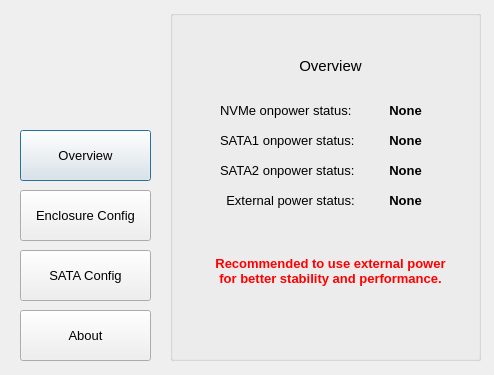
Before: the Qt Designer form ultra_enclosure_manager.ui in barryblueice/R-SODIUM-Ultra-Enclosure-Manager, drawn with Qt 5.
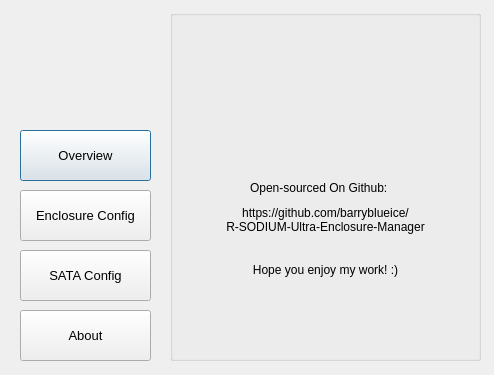
After: the same form once the commit is applied. Icons and pictures are not drawn.

Commit message: UI完善

What changed in the file:
```diff
--- a/ultra_enclosure_manager.ui
+++ b/ultra_enclosure_manager.ui
@@ -17,6 +17,12 @@
    <iconset resource="usm.qrc">
     <normaloff>:/img/icon.ico</normaloff>:/img/icon.ico</iconset>
   </property>
+  <property name="autoFillBackground">
+   <bool>true</bool>
+  </property>
+  <property name="styleSheet">
+   <string notr="true"/>
+  </property>
   <widget class="QLabel" name="label_2">
    <property name="geometry">
     <rect>
@@ -154,17 +160,82 @@
    <property name="autoFillBackground">
     <bool>true</bool>
    </property>
+   <property name="styleSheet">
+    <string/>
+   </property>
    <property name="title">
     <string/>
    </property>
    <property name="checkable">
     <bool>false</bool>
    </property>
+   <widget class="QScrollArea" name="scrollArea_2">
+    <property name="geometry">
+     <rect>
+      <x>-1</x>
+      <y>0</y>
+      <width>311</width>
+      <height>351</height>
+     </rect>
+    </property>
+    <property name="autoFillBackground">
+     <bool>true</bool>
+    </property>
+    <property name="widgetResizable">
+     <bool>true</bool>
+    </property>
+    <widget class="QWidget" name="scrollAreaWidgetContents_2">
+     <property name="geometry">
+      <rect>
+       <x>0</x>
+       <y>-121</y>
+       <width>297</width>
+       <height>470</height>
+      </rect>
+     </property>
+     <property name="minimumSize">
+      <size>
+       <width>0</width>
+       <height>470</height>
+      </size>
+     </property>
+     <widget class="QLabel" name="label_4">
+      <property name="geometry">
+       <rect>
+        <x>220</x>
+        <y>360</y>
+        <width>53</width>
+        <height>21</height>
+       </rect>
+      </property>
+      <property name="text">
+       <string>second/s.</string>
+      </property>
+     </widget>
+     <widget class="QLabel" name="label_3">
+      <property name="geometry">
+       <rect>
+        <x>20</x>
+        <y>355</y>
+        <width>141</width>
+        <height>31</height>
+       </rect>
+      </property>
+      <property name="font">
+       <font>
+        <pointsize>10</pointsize>
+        <italic>false</italic>
+       </font>
+      </property>
+      <property name="text">
+       <string>SATA power-up after</string>
+      </property>
+     </widget>
    <widget class="QLabel" name="label">
     <property name="geometry">
      <rect>
       <x>60</x>
-      <y>26</y>
+        <y>30</y>
       <width>191</width>
       <height>41</height>
      </rect>
@@ -182,24 +253,11 @@
      <set>Qt::AlignmentFlag::AlignCenter</set>
     </property>
    </widget>
-   <widget class="QPushButton" name="sata_execute">
-    <property name="geometry">
-     <rect>
-      <x>200</x>
-      <y>290</y>
-      <width>91</width>
-      <height>41</height>
-     </rect>
-    </property>
-    <property name="text">
-     <string>Execute</string>
-    </property>
-   </widget>
    <widget class="QSpinBox" name="powertime">
     <property name="geometry">
      <rect>
-      <x>160</x>
-      <y>216</y>
+        <x>150</x>
+        <y>356</y>
       <width>61</width>
       <height>31</height>
      </rect>
@@ -211,43 +269,39 @@
      <number>10</number>
     </property>
    </widget>
-   <widget class="QLabel" name="label_3">
+     <widget class="QLabel" name="label_20">
     <property name="geometry">
      <rect>
-      <x>30</x>
-      <y>215</y>
-      <width>141</width>
-      <height>31</height>
+        <x>20</x>
+        <y>200</y>
+        <width>271</width>
+        <height>71</height>
      </rect>
     </property>
     <property name="font">
      <font>
       <pointsize>10</pointsize>
       <italic>false</italic>
-     </font>
-    </property>
-    <property name="text">
-     <string>SATA power-up after</string>
-    </property>
-   </widget>
-   <widget class="QLabel" name="label_4">
-    <property name="geometry">
-     <rect>
-      <x>230</x>
-      <y>220</y>
-      <width>53</width>
-      <height>21</height>
-     </rect>
-    </property>
+        <bold>true</bold>
+       </font>
+      </property>
+      <property name="styleSheet">
+       <string notr="true">color: rgb(255, 0, 0);</string>
+      </property>
     <property name="text">
-     <string>second/s.</string>
+       <string>Warning: ASM1352R with
+unsupported firmware
+may not support this function!</string>
+      </property>
+      <property name="alignment">
+       <set>Qt::AlignmentFlag::AlignCenter</set>
     </property>
    </widget>
    <widget class="QWidget" name="widget" native="true">
     <property name="geometry">
      <rect>
       <x>30</x>
-      <y>70</y>
+        <y>74</y>
       <width>251</width>
       <height>131</height>
      </rect>
@@ -258,7 +312,7 @@
     <widget class="QCheckBox" name="PM">
      <property name="geometry">
       <rect>
-       <x>80</x>
+         <x>70</x>
        <y>100</y>
        <width>111</width>
        <height>19</height>
@@ -268,7 +322,7 @@
       <bool>false</bool>
      </property>
      <property name="text">
-      <string>Normal</string>
+        <string> Normal</string>
      </property>
      <property name="checked">
       <bool>true</bool>
@@ -280,14 +334,14 @@
     <widget class="QCheckBox" name="JBOD">
      <property name="geometry">
       <rect>
-       <x>80</x>
+         <x>70</x>
        <y>70</y>
        <width>111</width>
        <height>19</height>
       </rect>
      </property>
      <property name="text">
-      <string>SPAN / JBOD</string>
+        <string> SPAN / JBOD</string>
      </property>
      <property name="autoExclusive">
       <bool>true</bool>
@@ -296,14 +350,14 @@
     <widget class="QCheckBox" name="R0">
      <property name="geometry">
       <rect>
-       <x>80</x>
+         <x>70</x>
        <y>10</y>
        <width>80</width>
        <height>19</height>
       </rect>
      </property>
      <property name="text">
-      <string>RAID 0</string>
+        <string> RAID 0</string>
      </property>
      <property name="autoExclusive">
       <bool>true</bool>
@@ -312,18 +366,74 @@
     <widget class="QCheckBox" name="R1">
      <property name="geometry">
       <rect>
-       <x>80</x>
+         <x>70</x>
        <y>40</y>
        <width>80</width>
        <height>19</height>
       </rect>
      </property>
      <property name="text">
-      <string>RAID 1</string>
+        <string> RAID 1</string>
      </property>
      <property name="autoExclusive">
       <bool>true</bool>
      </property>
+      </widget>
+     </widget>
+     <widget class="QPushButton" name="sata_execute">
+      <property name="geometry">
+       <rect>
+        <x>200</x>
+        <y>410</y>
+        <width>91</width>
+        <height>41</height>
+       </rect>
+      </property>
+      <property name="text">
+       <string>Execute</string>
+      </property>
+     </widget>
+     <widget class="QLabel" name="label_21">
+      <property name="geometry">
+       <rect>
+        <x>20</x>
+        <y>290</y>
+        <width>270</width>
+        <height>2</height>
+       </rect>
+      </property>
+      <property name="autoFillBackground">
+       <bool>false</bool>
+      </property>
+      <property name="styleSheet">
+       <string notr="true">background-color: rgb(170, 170, 170);</string>
+      </property>
+      <property name="text">
+       <string/>
+      </property>
+     </widget>
+     <widget class="QLabel" name="label_22">
+      <property name="geometry">
+       <rect>
+        <x>70</x>
+        <y>315</y>
+        <width>171</width>
+        <height>31</height>
+       </rect>
+      </property>
+      <property name="font">
+       <font>
+        <pointsize>11</pointsize>
+        <italic>false</italic>
+       </font>
+      </property>
+      <property name="text">
+       <string>Other Configuration</string>
+      </property>
+      <property name="alignment">
+       <set>Qt::AlignmentFlag::AlignCenter</set>
+      </property>
+     </widget>
     </widget>
    </widget>
   </widget>
@@ -339,6 +449,9 @@
    <property name="autoFillBackground">
     <bool>true</bool>
    </property>
+   <property name="styleSheet">
+    <string/>
+   </property>
    <property name="title">
     <string/>
    </property>
@@ -361,7 +474,7 @@
      <property name="geometry">
       <rect>
        <x>0</x>
-       <y>0</y>
+       <y>-286</y>
        <width>297</width>
        <height>635</height>
       </rect>
@@ -373,7 +486,7 @@
       </size>
      </property>
      <property name="autoFillBackground">
-      <bool>true</bool>
+      <bool>false</bool>
      </property>
      <widget class="QPushButton" name="boxmode_execute">
       <property name="geometry">
@@ -484,7 +597,7 @@
       <property name="alignment">
        <set>Qt::AlignmentFlag::AlignCenter</set>
       </property>
-      <widget class="QCheckBox" name="checkBox">
+      <widget class="QCheckBox" name="nvme_self_power_checkbox">
        <property name="geometry">
         <rect>
          <x>30</x>
@@ -496,11 +609,14 @@
        <property name="text">
         <string>NVMe</string>
        </property>
+       <property name="checked">
+        <bool>true</bool>
+       </property>
        <property name="autoExclusive">
         <bool>false</bool>
        </property>
       </widget>
-      <widget class="QCheckBox" name="checkBox_2">
+      <widget class="QCheckBox" name="sata1_self_power_checkbox">
        <property name="geometry">
         <rect>
          <x>30</x>
@@ -512,11 +628,14 @@
        <property name="text">
         <string>SATA1</string>
        </property>
+       <property name="checked">
+        <bool>true</bool>
+       </property>
        <property name="autoExclusive">
         <bool>false</bool>
        </property>
       </widget>
-      <widget class="QCheckBox" name="checkBox_3">
+      <widget class="QCheckBox" name="sata2_self_power_checkbox">
        <property name="geometry">
         <rect>
          <x>30</x>
@@ -528,6 +647,9 @@
        <property name="text">
         <string>SATA2</string>
        </property>
+       <property name="checked">
+        <bool>true</bool>
+       </property>
        <property name="autoExclusive">
         <bool>false</bool>
        </property>
@@ -548,7 +670,7 @@
       <property name="alignment">
        <set>Qt::AlignmentFlag::AlignCenter</set>
       </property>
-      <widget class="QCheckBox" name="checkBox_6">
+      <widget class="QCheckBox" name="sata1_ext_power_checkbox">
        <property name="geometry">
         <rect>
          <x>30</x>
@@ -560,11 +682,14 @@
        <property name="text">
         <string>SATA1</string>
        </property>
+       <property name="checked">
+        <bool>true</bool>
+       </property>
        <property name="autoExclusive">
         <bool>false</bool>
        </property>
       </widget>
-      <widget class="QCheckBox" name="checkBox_4">
+      <widget class="QCheckBox" name="sata2_ext_power_checkbox">
        <property name="geometry">
         <rect>
          <x>30</x>
@@ -576,11 +701,14 @@
        <property name="text">
         <string>SATA2</string>
        </property>
+       <property name="checked">
+        <bool>true</bool>
+       </property>
        <property name="autoExclusive">
         <bool>false</bool>
        </property>
       </widget>
-      <widget class="QCheckBox" name="checkBox_5">
+      <widget class="QCheckBox" name="nvme_ext_power_checkbox">
        <property name="geometry">
         <rect>
          <x>30</x>
@@ -592,6 +720,9 @@
        <property name="text">
         <string>NVMe</string>
        </property>
+       <property name="checked">
+        <bool>true</bool>
+       </property>
        <property name="autoExclusive">
         <bool>false</bool>
        </property>
@@ -682,6 +813,9 @@
        <property name="text">
         <string>Combine Mode</string>
        </property>
+       <property name="checked">
+        <bool>true</bool>
+       </property>
        <property name="autoExclusive">
         <bool>true</bool>
        </property>
@@ -744,6 +878,9 @@
    <property name="autoFillBackground">
     <bool>true</bool>
    </property>
+   <property name="styleSheet">
+    <string/>
+   </property>
    <property name="title">
     <string/>
    </property>
@@ -982,6 +1119,9 @@
    <property name="autoFillBackground">
     <bool>true</bool>
    </property>
+   <property name="styleSheet">
+    <string/>
+   </property>
    <property name="title">
     <string/>
    </property>
@@ -1010,7 +1150,7 @@
    <widget class="QLabel" name="label_16">
     <property name="geometry">
      <rect>
-      <x>40</x>
+      <x>30</x>
       <y>40</y>
       <width>100</width>
       <height>100</height>
@@ -1087,10 +1227,10 @@
   <zorder>SATA_Interface_button</zorder>
   <zorder>boxmode_button</zorder>
   <zorder>about_button</zorder>
-  <zorder>about</zorder>
+  <zorder>overview</zorder>
   <zorder>sataconfig</zorder>
   <zorder>boxmode</zorder>
-  <zorder>overview</zorder>
+  <zorder>about</zorder>
  </widget>
  <resources>
   <include location="usm.qrc"/>
```
Lines whose indentation alone changed are shown as unchanged. The commit also changes 2 other files.
